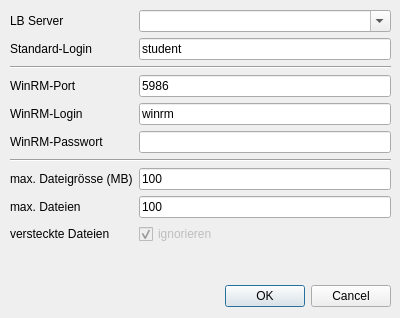
Old version of the form ui/configDialog.ui in the repository greenorca/ECMan.
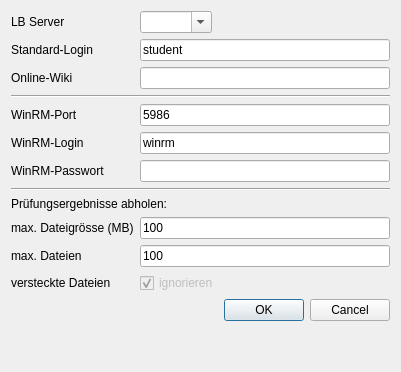
New version of the form.

Commit message: added Help Menu entry and related configuration for Online-Wiki URL

```diff
--- a/ui/configDialog.ui
+++ b/ui/configDialog.ui
@@ -6,39 +6,22 @@
    <rect>
     <x>0</x>
     <y>0</y>
-    <width>400</width>
-    <height>318</height>
+    <width>401</width>
+    <height>372</height>
    </rect>
   </property>
   <property name="windowTitle">
    <string>Dialog</string>
   </property>
-  <widget class="QDialogButtonBox" name="buttonBox">
-   <property name="geometry">
-    <rect>
-     <x>10</x>
-     <y>280</y>
-     <width>381</width>
-     <height>32</height>
-    </rect>
-   </property>
-   <property name="orientation">
-    <enum>Qt::Horizontal</enum>
-   </property>
-   <property name="standardButtons">
-    <set>QDialogButtonBox::Cancel|QDialogButtonBox::Ok</set>
-   </property>
-  </widget>
-  <widget class="QWidget" name="formLayoutWidget">
-   <property name="geometry">
-    <rect>
-     <x>10</x>
-     <y>10</y>
-     <width>381</width>
-     <height>268</height>
-    </rect>
-   </property>
+  <layout class="QVBoxLayout" name="verticalLayout">
+   <item>
    <layout class="QFormLayout" name="formLayout">
+     <property name="sizeConstraint">
+      <enum>QLayout::SetMinimumSize</enum>
+     </property>
+     <property name="fieldGrowthPolicy">
+      <enum>QFormLayout::ExpandingFieldsGrow</enum>
+     </property>
     <item row="0" column="0">
      <widget class="QLabel" name="label">
       <property name="text">
@@ -70,28 +53,45 @@
       </property>
      </widget>
     </item>
-    <item row="3" column="0">
+     <item row="2" column="0">
+      <widget class="QLabel" name="label_9">
+       <property name="text">
+        <string>Online-Wiki</string>
+       </property>
+      </widget>
+     </item>
+     <item row="2" column="1">
+      <widget class="QLineEdit" name="lineEdit_OnlineWiki"/>
+     </item>
+     <item row="3" column="0" colspan="2">
+      <widget class="Line" name="line_2">
+       <property name="orientation">
+        <enum>Qt::Horizontal</enum>
+       </property>
+      </widget>
+     </item>
+     <item row="4" column="0">
      <widget class="QLabel" name="label_5">
       <property name="text">
        <string>WinRM-Port</string>
       </property>
      </widget>
     </item>
-    <item row="3" column="1">
+     <item row="4" column="1">
      <widget class="QLineEdit" name="lineEdit_winRmPort">
       <property name="text">
        <string>5986</string>
       </property>
      </widget>
     </item>
-    <item row="4" column="0">
+     <item row="5" column="0">
      <widget class="QLabel" name="label_3">
       <property name="text">
        <string>WinRM-Login</string>
       </property>
      </widget>
     </item>
-    <item row="4" column="1">
+     <item row="5" column="1">
      <widget class="QLineEdit" name="lineEdit_winRmUser">
       <property name="toolTip">
        <string>Benutzername für Remotezugriff (wie im Konfigskript für Client-PCs)</string>
@@ -101,14 +101,14 @@
       </property>
      </widget>
     </item>
-    <item row="5" column="0">
+     <item row="6" column="0">
      <widget class="QLabel" name="label_4">
       <property name="text">
        <string>WinRM-Passwort</string>
       </property>
      </widget>
     </item>
-    <item row="5" column="1">
+     <item row="6" column="1">
      <widget class="QLineEdit" name="lineEdit_winRmPwd">
       <property name="toolTip">
        <string>Passwort für Remotezugriff (wie im Konfigskript für Client-PCs)</string>
@@ -124,7 +124,14 @@
       </property>
      </widget>
     </item>
-    <item row="7" column="0">
+     <item row="7" column="0" colspan="2">
+      <widget class="Line" name="line">
+       <property name="orientation">
+        <enum>Qt::Horizontal</enum>
+       </property>
+      </widget>
+     </item>
+     <item row="9" column="0">
      <widget class="QLabel" name="label_6">
       <property name="toolTip">
        <string>Hier Limite für die maximale Dateigrösse der Lösungsdaten setzen.</string>
@@ -134,14 +141,14 @@
       </property>
      </widget>
     </item>
-    <item row="7" column="1">
+     <item row="9" column="1">
      <widget class="QLineEdit" name="lineEdit_MaxFileSize">
       <property name="text">
        <string>100</string>
       </property>
      </widget>
     </item>
-    <item row="8" column="0">
+     <item row="10" column="0">
      <widget class="QLabel" name="label_7">
       <property name="toolTip">
        <string>Hier Limite für die maximale Anzahl Lösungsdateien setzen.</string>
@@ -151,21 +158,21 @@
       </property>
      </widget>
     </item>
-    <item row="8" column="1">
+     <item row="10" column="1">
      <widget class="QLineEdit" name="lineEdit_MaxFiles">
       <property name="text">
        <string>100</string>
       </property>
      </widget>
     </item>
-    <item row="9" column="0">
+     <item row="11" column="0">
      <widget class="QLabel" name="label_8">
       <property name="text">
        <string>versteckte Dateien</string>
       </property>
      </widget>
     </item>
-    <item row="9" column="1">
+     <item row="11" column="1">
      <widget class="QCheckBox" name="checkBox_HiddenFiles">
       <property name="enabled">
        <bool>false</bool>
@@ -181,22 +188,26 @@
       </property>
      </widget>
     </item>
-    <item row="6" column="0" colspan="2">
-     <widget class="Line" name="line">
+     <item row="12" column="1">
+      <widget class="QDialogButtonBox" name="buttonBox">
       <property name="orientation">
        <enum>Qt::Horizontal</enum>
       </property>
-     </widget>
-    </item>
-    <item row="2" column="0" colspan="2">
-     <widget class="Line" name="line_2">
-      <property name="orientation">
-       <enum>Qt::Horizontal</enum>
+       <property name="standardButtons">
+        <set>QDialogButtonBox::Cancel|QDialogButtonBox::Ok</set>
+       </property>
+      </widget>
+     </item>
+     <item row="8" column="0" colspan="2">
+      <widget class="QLabel" name="label_10">
+       <property name="text">
+        <string>Prüfungsergebnisse abholen:</string>
       </property>
      </widget>
     </item>
    </layout>
-  </widget>
+   </item>
+  </layout>
  </widget>
  <tabstops>
   <tabstop>comboBox_LbServer</tabstop>
```
Left out of the diff: 12 changed lines with no effect on the pictures. Lines whose indentation alone changed are shown as unchanged. The commit also changes 6 other files.
